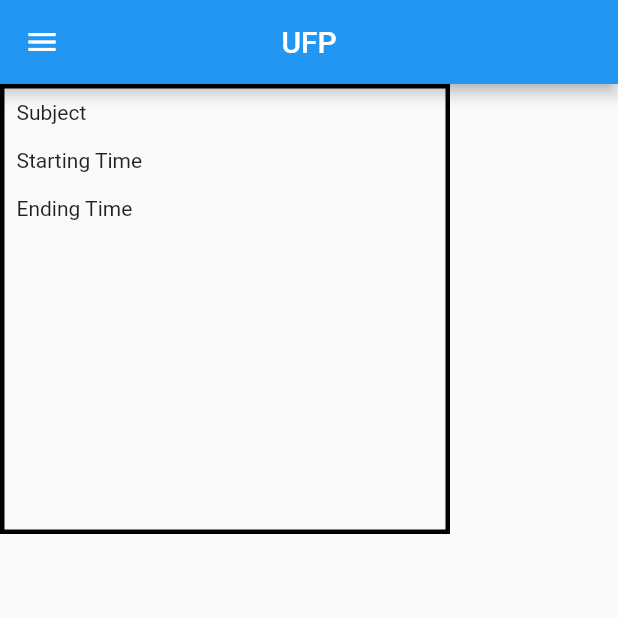
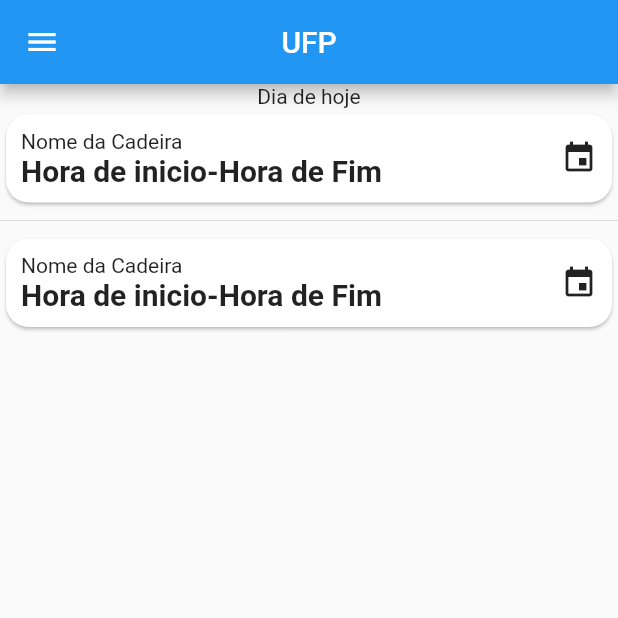
Before and after one commit to CarameloxD/LPI_flutter, a Flutter app: the HomeScreen screen opened by its route, on a phone screen of 412 x 824 dp, the top half of it. Run offline on Flutter 3.47's test engine with Material 2 defaults, Android fonts, the phone set to English and light mode, and no system bars; our stand-ins replace flutter_secure_storage; missing offline and left inert: flutter_secure_storage_web; accounts and stored records are empty; network calls fail.

Commit message:
ClassItem (Not finished)

```diff
--- /dev/null
+++ b/lib/items/classItem.dart
@@ -0,0 +1,53 @@
+import 'package:flutter/cupertino.dart';
+import 'package:flutter/material.dart';
+
+class ClassItem extends StatefulWidget {
+
+  @override
+  State<ClassItem> createState() => _ClassItemState();
+}
+
+class _ClassItemState extends State<ClassItem> {
+
+  @override
+  Widget build(BuildContext context) {
+    return GestureDetector(
+      /*onTap: () => Navigator.push(
+          context,
+          MaterialPageRoute(
+              builder: (context) =>
+                  EditAlarm(alarm: this.alarm, manager: manager))),*/
+      child: Builder(
+        builder: (context) => Card(
+          shape:
+          RoundedRectangleBorder(borderRadius: BorderRadius.circular(15)),
+          child: Padding(
+            padding: const EdgeInsets.all(10),
+            child: Row(
+              mainAxisAlignment: MainAxisAlignment.spaceBetween,
+              children: <Widget>[
+                Column(
+                  crossAxisAlignment: CrossAxisAlignment.start,
+                  children: <Widget>[
+                    Text("Nome da Cadeira"),
+                    Text(
+                      "Hora de inicio-Hora de Fim",
+                      //'${alarm.hour.toString().padLeft(2, '0')}:${alarm.minute.toString().padLeft(2, '0')}',
+                      style: TextStyle(
+                        fontSize: 20,
+                        fontWeight: FontWeight.bold,
+                      ),
+                    ),
+                  ],
+                ),
+                Icon(
+                    Icons.event,
+                )
+              ],
+            ),
+          ),
+        ),
+      ),
+    );
+  }
+}
--- a/lib/screens/home.dart
+++ b/lib/screens/home.dart
@@ -2,6 +2,7 @@
 import 'package:flutter/material.dart';
 import 'package:flutter_secure_storage/flutter_secure_storage.dart';
 import 'package:http/http.dart' as http;
+import 'package:sistema_presencas/items/classItem.dart';
 import 'NavBar.dart';
 
 class HomeScreen extends StatefulWidget {
@@ -19,6 +20,8 @@
     this.getData();
   }
 
+  final List<String> _myList = List.generate(100, (index) => 'Product $index');
+
   @override
   Widget build(BuildContext context) {
     return Scaffold(
@@ -28,47 +31,20 @@
         ),
         drawer: NavBar(),
         body: Container(
-          width: 300,
-          height: 300,
-          decoration: BoxDecoration(
-            border: Border.all(
-              color: Colors.black,
-              width: 3,
-            ),
-          ),
           child: Column(
             children: [
-              Padding(
-                padding: const EdgeInsets.all(8.0),
-                child: Row(
-                  children: [
-                    Text("Subject"),
-                    Spacer(flex: 1),
-                    Text("$subject")
-                  ],
+              Text("Dia de hoje"),
+              Flexible(
+                child: Center(
+                  child: ListView.separated(
+                    itemBuilder: (context, index) {
+                      return ClassItem();
+                    },
+                    itemCount: 2,
+                    separatorBuilder: (context, index) => const Divider(),
+                  ),
                 ),
               ),
-              Padding(
-                padding: const EdgeInsets.all(8.0),
-                child: Row(
-                  children: [
-                    Text("Starting Time"),
-                    Spacer(flex: 1),
-                    Text("$startingTime")
-                  ],
-                ),
-              ),
-              Padding(
-                padding: const EdgeInsets.all(8.0),
-                child: Row(
-                  children: [
-                    Text("Ending Time"),
-                    Spacer(flex: 1),
-                    Text("$endingTime")
-                  ],
-                ),
-              ),
-
             ],
           ),
         )
```
